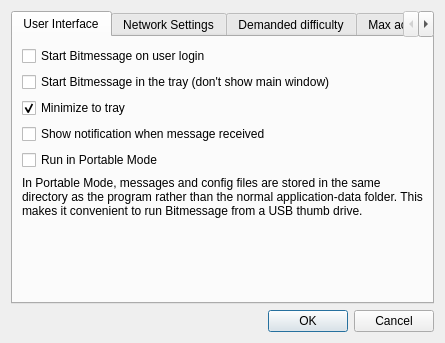
Old version of the form src/bitmessageqt/settings.ui in the repository Bitmessage/PyBitmessage.
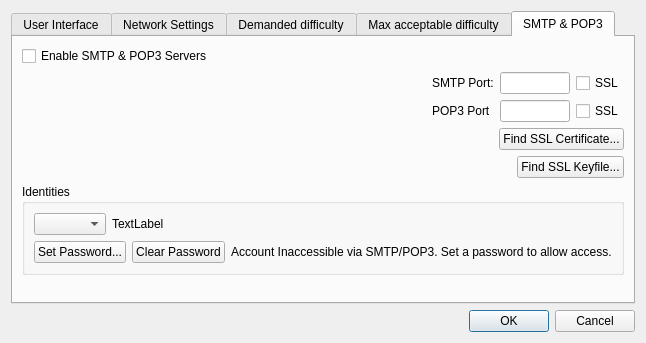
New version of the form.

Commit message: Implementing settings dialog. Necessary before a pull request makes sense.

Patch:
```diff
--- a/src/bitmessageqt/settings.ui
+++ b/src/bitmessageqt/settings.ui
@@ -6,7 +6,7 @@
    <rect>
     <x>0</x>
     <y>0</y>
-    <width>445</width>
+    <width>623</width>
     <height>343</height>
    </rect>
   </property>
@@ -27,7 +27,7 @@
    <item row="0" column="0">
     <widget class="QTabWidget" name="tabWidgetSettings">
      <property name="currentIndex">
-      <number>0</number>
+      <number>4</number>
      </property>
      <widget class="QWidget" name="tabUserInterface">
       <property name="enabled">
@@ -491,6 +491,247 @@
        </item>
       </layout>
      </widget>
+     <widget class="QWidget" name="tab_3">
+      <attribute name="title">
+       <string>SMTP &amp;&amp; POP3</string>
+      </attribute>
+      <layout class="QGridLayout" name="gridLayout_8">
+       <item row="3" column="0" colspan="4">
+        <layout class="QHBoxLayout" name="horizontalLayout_3">
+         <item>
+          <spacer name="horizontalSpacer_10">
+           <property name="orientation">
+            <enum>Qt::Horizontal</enum>
+           </property>
+           <property name="sizeHint" stdset="0">
+            <size>
+             <width>40</width>
+             <height>20</height>
+            </size>
+           </property>
+          </spacer>
+         </item>
+         <item>
+          <widget class="QPushButton" name="pushButtonFindSSLCertificate">
+           <property name="text">
+            <string>Find SSL Certificate...</string>
+           </property>
+          </widget>
+         </item>
+        </layout>
+       </item>
+       <item row="7" column="0" colspan="4">
+        <widget class="QGroupBox" name="groupBox_3">
+         <property name="title">
+          <string>Identities</string>
+         </property>
+         <layout class="QGridLayout" name="gridLayout_9">
+          <item row="1" column="0" colspan="3">
+           <layout class="QHBoxLayout" name="horizontalLayout_2">
+            <item>
+             <widget class="QPushButton" name="pushButtonSetPassword">
+              <property name="text">
+               <string>Set Password...</string>
+              </property>
+             </widget>
+            </item>
+            <item>
+             <widget class="QPushButton" name="pushButtonClearPassword">
+              <property name="text">
+               <string>Clear Password</string>
+              </property>
+             </widget>
+            </item>
+            <item>
+             <spacer name="horizontalSpacer_9">
+              <property name="orientation">
+               <enum>Qt::Horizontal</enum>
+              </property>
+              <property name="sizeHint" stdset="0">
+               <size>
+                <width>40</width>
+                <height>20</height>
+               </size>
+              </property>
+             </spacer>
+            </item>
+            <item>
+             <widget class="QLabel" name="labelAccountStatus">
+              <property name="text">
+               <string>Account Inaccessible via SMTP/POP3. Set a password to allow access.</string>
+              </property>
+             </widget>
+            </item>
+           </layout>
+          </item>
+          <item row="0" column="2">
+           <spacer name="horizontalSpacer_8">
+            <property name="orientation">
+             <enum>Qt::Horizontal</enum>
+            </property>
+            <property name="sizeHint" stdset="0">
+             <size>
+              <width>40</width>
+              <height>20</height>
+             </size>
+            </property>
+           </spacer>
+          </item>
+          <item row="0" column="1">
+           <widget class="QLabel" name="labelEmailIdentity">
+            <property name="text">
+             <string>TextLabel</string>
+            </property>
+           </widget>
+          </item>
+          <item row="0" column="0">
+           <widget class="QComboBox" name="comboBoxEmailIdentities">
+            <property name="sizePolicy">
+             <sizepolicy hsizetype="Preferred" vsizetype="Fixed">
+              <horstretch>0</horstretch>
+              <verstretch>0</verstretch>
+             </sizepolicy>
+            </property>
+           </widget>
+          </item>
+         </layout>
+        </widget>
+       </item>
+       <item row="2" column="1">
+        <widget class="QLabel" name="label_17">
+         <property name="text">
+          <string>POP3 Port</string>
+         </property>
+        </widget>
+       </item>
+       <item row="1" column="1">
+        <widget class="QLabel" name="label_16">
+         <property name="text">
+          <string>SMTP Port:</string>
+         </property>
+        </widget>
+       </item>
+       <item row="2" column="3">
+        <widget class="QCheckBox" name="checkBoxEnablePOP3SSL">
+         <property name="text">
+          <string>SSL</string>
+         </property>
+        </widget>
+       </item>
+       <item row="2" column="2">
+        <widget class="QLineEdit" name="lineEditPOP3Port">
+         <property name="sizePolicy">
+          <sizepolicy hsizetype="Fixed" vsizetype="Fixed">
+           <horstretch>0</horstretch>
+           <verstretch>0</verstretch>
+          </sizepolicy>
+         </property>
+         <property name="maximumSize">
+          <size>
+           <width>70</width>
+           <height>16777215</height>
+          </size>
+         </property>
+        </widget>
+       </item>
+       <item row="8" column="0" colspan="4">
+        <spacer name="verticalSpacer_4">
+         <property name="orientation">
+          <enum>Qt::Vertical</enum>
+         </property>
+         <property name="sizeHint" stdset="0">
+          <size>
+           <width>20</width>
+           <height>40</height>
+          </size>
+         </property>
+        </spacer>
+       </item>
+       <item row="2" column="0">
+        <spacer name="horizontalSpacer_7">
+         <property name="orientation">
+          <enum>Qt::Horizontal</enum>
+         </property>
+         <property name="sizeHint" stdset="0">
+          <size>
+           <width>40</width>
+           <height>20</height>
+          </size>
+         </property>
+        </spacer>
+       </item>
+       <item row="1" column="3">
+        <widget class="QCheckBox" name="checkBoxEnableSMTPSSL">
+         <property name="text">
+          <string>SSL</string>
+         </property>
+        </widget>
+       </item>
+       <item row="1" column="2">
+        <widget class="QLineEdit" name="lineEditSMTPPort">
+         <property name="enabled">
+          <bool>true</bool>
+         </property>
+         <property name="sizePolicy">
+          <sizepolicy hsizetype="Fixed" vsizetype="Fixed">
+           <horstretch>0</horstretch>
+           <verstretch>0</verstretch>
+          </sizepolicy>
+         </property>
+         <property name="maximumSize">
+          <size>
+           <width>70</width>
+           <height>16777215</height>
+          </size>
+         </property>
+        </widget>
+       </item>
+       <item row="1" column="0">
+        <spacer name="horizontalSpacer_6">
+         <property name="orientation">
+          <enum>Qt::Horizontal</enum>
+         </property>
+         <property name="sizeHint" stdset="0">
+          <size>
+           <width>40</width>
+           <height>20</height>
+          </size>
+         </property>
+        </spacer>
+       </item>
+       <item row="0" column="0">
+        <widget class="QCheckBox" name="checkBoxEnableSMTPPOP3Servers">
+         <property name="text">
+          <string>Enable SMTP &amp;&amp; POP3 Servers</string>
+         </property>
+        </widget>
+       </item>
+       <item row="4" column="0" colspan="4">
+        <layout class="QHBoxLayout" name="horizontalLayout_4">
+         <item>
+          <spacer name="horizontalSpacer_11">
+           <property name="orientation">
+            <enum>Qt::Horizontal</enum>
+           </property>
+           <property name="sizeHint" stdset="0">
+            <size>
+             <width>40</width>
+             <height>20</height>
+            </size>
+           </property>
+          </spacer>
+         </item>
+         <item>
+          <widget class="QPushButton" name="pushButtonFindSSLKeyfile">
+           <property name="text">
+            <string>Find SSL Keyfile...</string>
+           </property>
+          </widget>
+         </item>
+        </layout>
+       </item>
+      </layout>
+     </widget>
     </widget>
    </item>
   </layout>
```
The commit also changes 7 other files.
